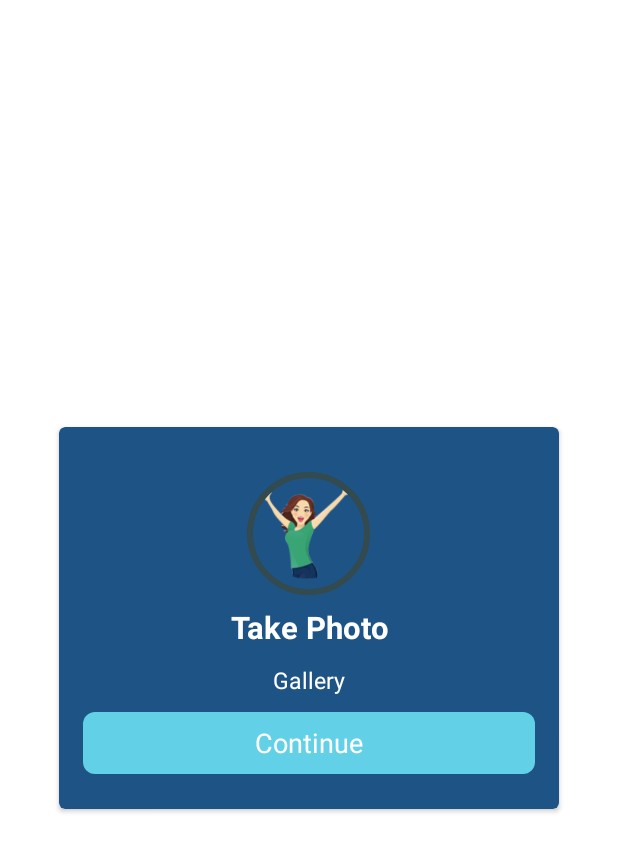
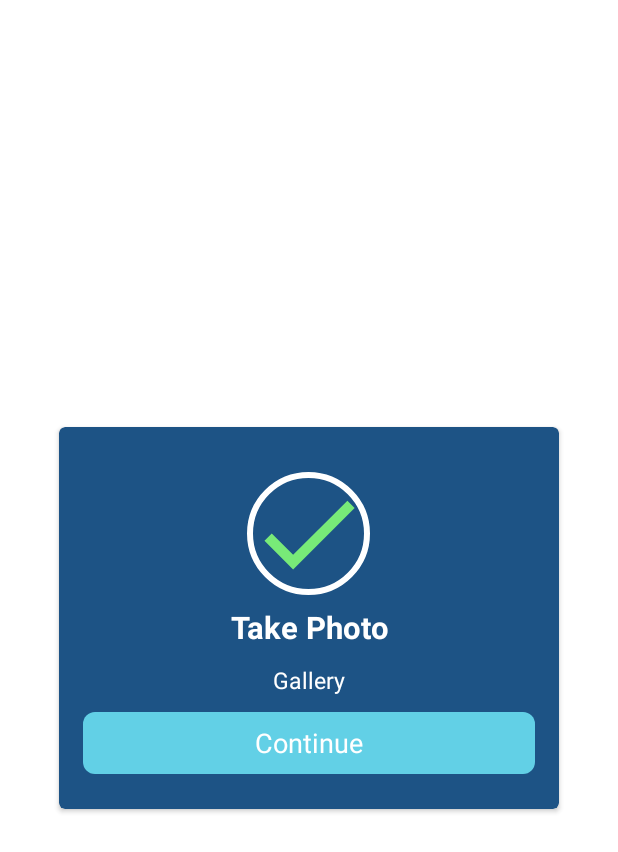
Before and after one commit to amritpaltech/911android, an Android app: the layout dialog_push_info.xml on its own in the app's theme, with its tools: preview values and no code run, on a phone screen of 412 x 824 dp. Shown: the top 852 px of the screen. Run offline under Robolectric (Android 15) with nearby library versions, the light colour scheme and no system bars.

Commit message:
push all ui

```diff
--- /dev/null
+++ b/app/src/main/res/drawable/ic_baseline_check_24.xml
@@ -0,0 +1,5 @@
+<vector android:height="24dp" android:tint="#78EA78"
+    android:viewportHeight="24" android:viewportWidth="24"
+    android:width="24dp" xmlns:android="http://schemas.android.com/apk/res/android">
+    <path android:fillColor="@android:color/white" android:pathData="M9,16.17L4.83,12l-1.42,1.41L9,19 21,7l-1.41,-1.41z"/>
+</vector>
--- /dev/null
+++ b/app/src/main/res/drawable/ic_baseline_warning_24.xml
@@ -0,0 +1,5 @@
+<vector android:height="24dp" android:tint="#E77653"
+    android:viewportHeight="24" android:viewportWidth="24"
+    android:width="24dp" xmlns:android="http://schemas.android.com/apk/res/android">
+    <path android:fillColor="@android:color/white" android:pathData="M1,21h22L12,2 1,21zM13,18h-2v-2h2v2zM13,14h-2v-4h2v4z"/>
+</vector>
--- a/app/src/main/res/layout/dialog_push_info.xml
+++ b/app/src/main/res/layout/dialog_push_info.xml
@@ -22,13 +22,13 @@
 
         <de.hdodenhof.circleimageview.CircleImageView
             android:layout_width="90dp"
-            app:civ_border_color="#334a4e"
+            app:civ_border_color="#fff"
             app:civ_border_width="4dp"
             android:id="@+id/imageAnim"
             android:layout_marginTop="@dimen/_20sdp"
             android:padding="4dp"
             android:layout_centerHorizontal="true"
-            android:src="@drawable/girl_icon"
+            android:src="@drawable/ic_baseline_check_24"
             android:layout_height="90dp"></de.hdodenhof.circleimageview.CircleImageView>
 
     <LinearLayout
--- a/app/src/main/res/values/strings.xml
+++ b/app/src/main/res/values/strings.xml
@@ -116,5 +116,6 @@
     <string name="txt_select_browse">Browse</string>
     <string name="txt_dismiss">Ok</string>
     <string name="txt_image">Use an existing or take a new picture</string>
+    <string name="edit_photo"><u>Edit photo</u></string>
 
 </resources>
```
Also changed, not shown: app/src/main/java/com/soft/credit911/dialog/DialogPushInfo.kt (+15 -8 lines), app/src/main/res/layout/fragment_user_profile.xml (+12 -8 lines), app/src/main/res/drawable/notice.png (added).
